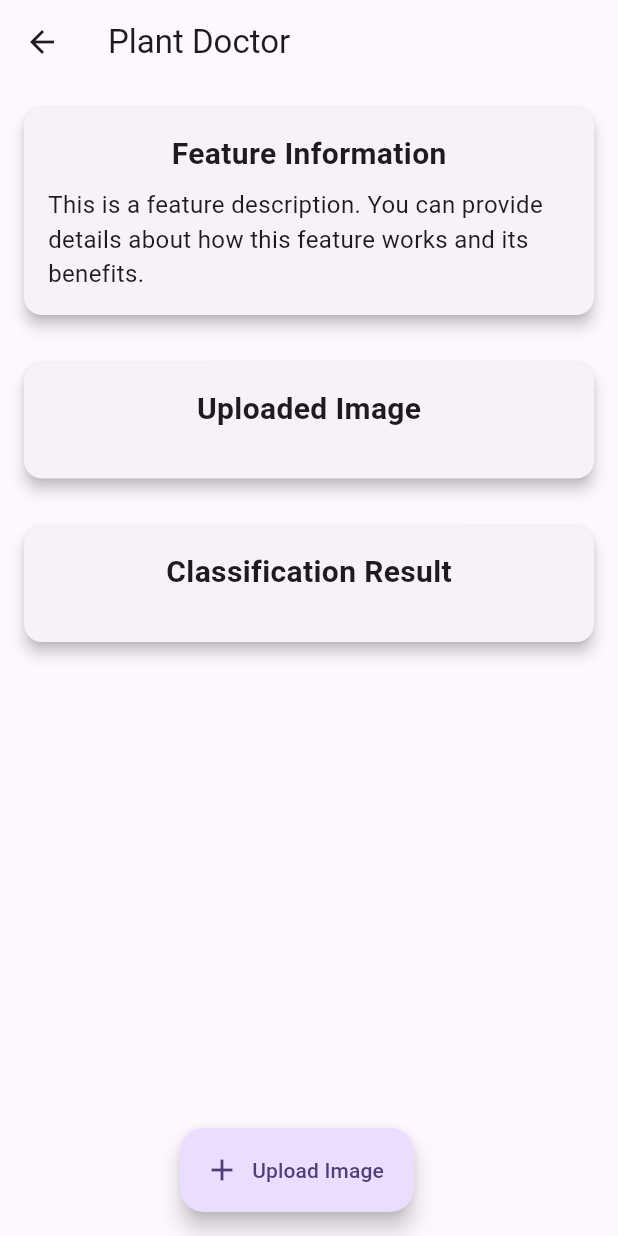
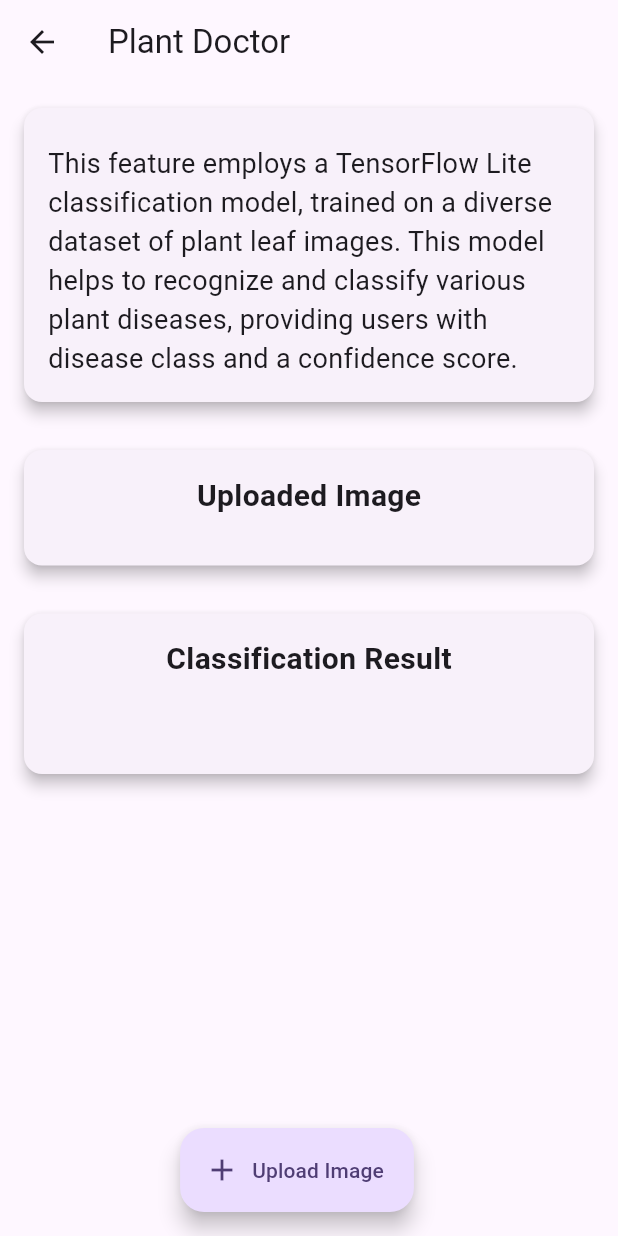
Before and after one commit to ishashankmittal/Super-App, a Flutter app: the PlantDoctorHome screen opened by its route, on a phone screen of 412 x 824 dp. Run offline on Flutter 3.47's test engine with Material 2 defaults, Android fonts, the phone set to English and light mode, and no system bars; our stand-ins replace image_picker, percent_indicator.

Commit message:
plant doctor complete

```diff
--- a/lib/views/plant_doctor_home.dart
+++ b/lib/views/plant_doctor_home.dart
@@ -3,6 +3,7 @@ import 'dart:io';
 import 'package:flutter/material.dart';
 import 'package:image_picker/image_picker.dart';
 import 'package:http/http.dart' as http;
+import 'package:percent_indicator/percent_indicator.dart';
 
 class PlantDoctorHome extends StatefulWidget {
   const PlantDoctorHome({Key? key}) : super(key: key);
@@ -14,7 +15,8 @@ class PlantDoctorHome extends StatefulWidget {
 class _PlantDoctorHomeState extends State<PlantDoctorHome> {
   File? _image; // Declare _image as nullable
   String? _result; // Store the classification result
-  bool _isLoading = false; // Track whether the API call is in progress
+  bool _isLoading = false;// Track whether the API call is in progress
+  double? confidence;
 
   @override
   Widget build(BuildContext context) {
@@ -33,17 +35,10 @@ class _PlantDoctorHomeState extends State<PlantDoctorHome> {
                 padding: const EdgeInsets.all(16.0),
                 child: Column(
                   children: [
-                    Text(
-                      'Feature Information',
-                      style: TextStyle(
-                        fontSize: 20,
-                        fontWeight: FontWeight.bold,
-                      ),
-                    ),
                     SizedBox(height: 8),
                     Text(
-                      'This is a feature description. You can provide details about how this feature works and its benefits.',
-                      style: TextStyle(fontSize: 16),
+                      'This feature employs a TensorFlow Lite classification model, trained on a diverse dataset of plant leaf images. This model helps to recognize and classify various plant diseases, providing users with disease class and a confidence score.',
+                      style: TextStyle(fontSize: 18),
                     ),
                   ],
                 ),
@@ -97,7 +92,7 @@ class _PlantDoctorHomeState extends State<PlantDoctorHome> {
                 child: Padding(
                   padding: const EdgeInsets.all(16.0),
                   child: Column(
-                    children: [
+                    children: <Widget>[
                       Text(
                         'Classification Result',
                         style: TextStyle(
@@ -111,6 +106,26 @@ class _PlantDoctorHomeState extends State<PlantDoctorHome> {
                           '$_result',
                           style: TextStyle(fontSize: 18),
                         ),
+                      if (_result != null)
+                        CircularPercentIndicator(
+                        radius: 120.0,
+                        lineWidth: 13.0,
+                        animation: true,
+                        percent: confidence!/100,
+                        center: new Text(
+                          "${confidence!}%",
+                          style:
+                          new TextStyle(fontWeight: FontWeight.bold, fontSize: 20.0),
+                        ),
+                        footer: new Text(
+                          "Confidence Score",
+                          style:
+                          new TextStyle(fontWeight: FontWeight.bold, fontSize: 17.0),
+                        ),
+                        circularStrokeCap: CircularStrokeCap.round,
+                        progressColor: Colors.purple,
+                      ),
+                      SizedBox(height:30),
                     ],
                   ),
                 ),
@@ -122,6 +137,7 @@ class _PlantDoctorHomeState extends State<PlantDoctorHome> {
       ),
       floatingActionButton: Row(
         mainAxisAlignment: MainAxisAlignment.center,
+        crossAxisAlignment: CrossAxisAlignment.center,
         children: <Widget>[
           const SizedBox(width: 16),
           FloatingActionButton.extended(
@@ -179,13 +195,14 @@ class _PlantDoctorHomeState extends State<PlantDoctorHome> {
       final request = http.MultipartRequest('POST', Uri.parse(apiUrl));
       request.files.add(await http.MultipartFile.fromPath('image', image.path));
       final client = http.Client();
-      final response = await client.send(request).timeout(Duration(seconds: 30));
+      final response = await client.send(request);
       if (response.statusCode == 200) {
         final jsonResponse = json.decode(await response.stream.bytesToString());
-        final confidence = jsonResponse['confidence']; // Extract confidence value
+        confidence = jsonResponse['confidence'];// Extract confidence value
+        print(confidence);
         setState(() {
           _result = jsonResponse['class_name'];
-          _result = '$_result \n(Confidence: $confidence%)';
+          // _result = '$_result \n(Confidence: $confidence%)';
           _isLoading = false; // Set loading to false when API response is received
         });
       } else {
--- a/pubspec.yaml
+++ b/pubspec.yaml
@@ -40,6 +40,7 @@ dependencies:
   image_picker:
   path_provider:
   path:
+  percent_indicator:
 
 
 dev_dependencies:
```
Also changed, not shown: pubspec.lock.
